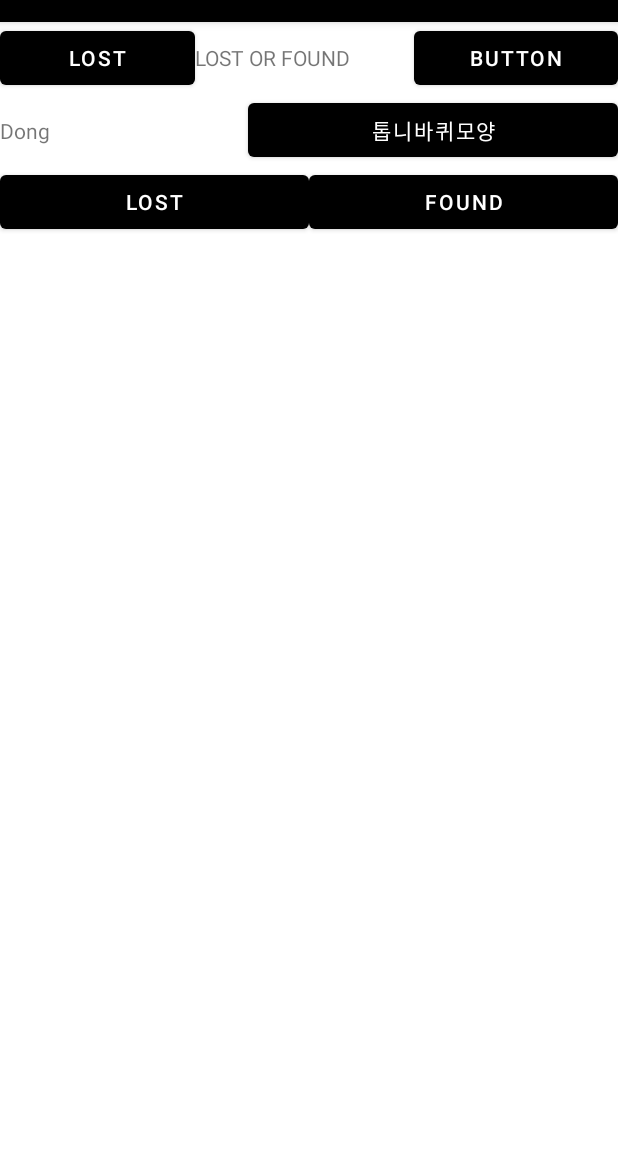
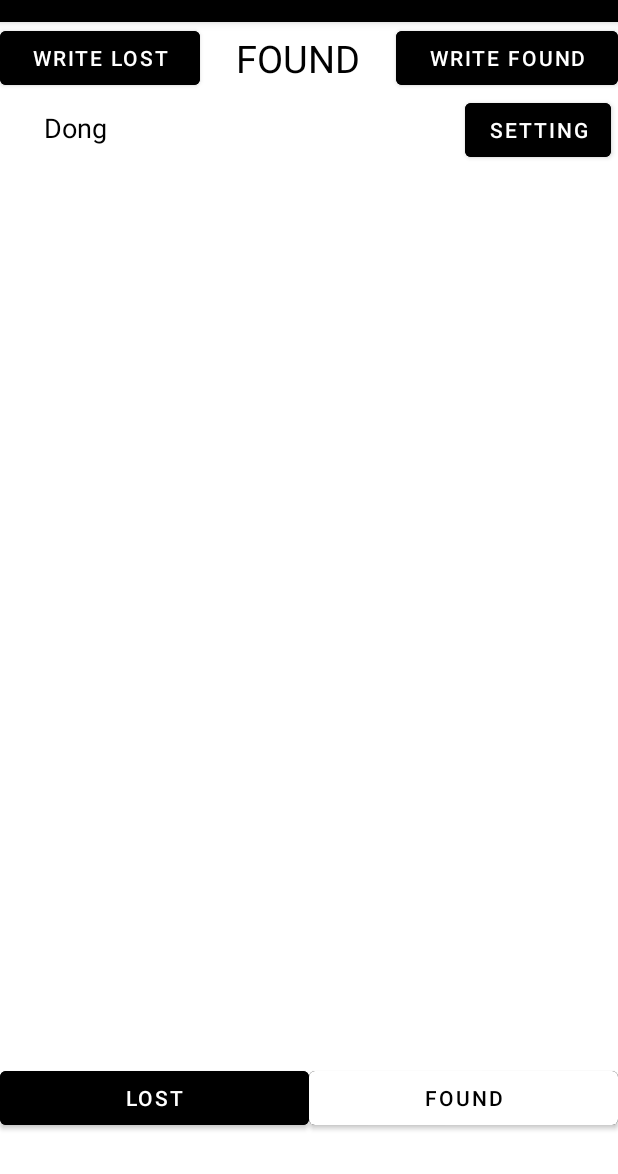
Before and after one commit to twinklesu/HopeKiPuppy, an Android app: the MainFoundFragment screen opened through its navigation route, on a phone screen of 412 x 824 dp, the part 62-1236 px from its top. Run offline under Robolectric (Android 15) with nearby library versions, the phone set to English and light mode, and no system bars; our stand-ins replace Firebase (no records; nobody signed in at launch, a user with empty details on screens opened directly), data binding; network calls fail; 2 statements that could not run were skipped.

```diff
--- a/app/src/main/java/com/example/hopekipuppy/title/MainFoundFragment.kt
+++ b/app/src/main/java/com/example/hopekipuppy/title/MainFoundFragment.kt
@@ -1,5 +1,6 @@
 package com.example.hopekipuppy.title
 
+import android.graphics.Color
 import android.os.Bundle
 import androidx.fragment.app.Fragment
 import android.view.LayoutInflater
@@ -7,12 +8,13 @@ import android.view.View
 import android.view.ViewGroup
 import androidx.databinding.DataBindingUtil
 import androidx.lifecycle.ViewModelProvider
+import androidx.navigation.fragment.findNavController
+import com.example.hopekipuppy.MainActivity
 import com.example.hopekipuppy.R
 import com.example.hopekipuppy.databinding.FragmentMainFoundBinding
+import com.example.hopekipuppy.title.MainFoundFragmentDirections
 
 class MainFoundFragment : Fragment() {
-    private lateinit var viewModel: FoundViewModel
-
 
     private lateinit var binding : FragmentMainFoundBinding
 
@@ -22,10 +24,29 @@ class MainFoundFragment : Fragment() {
 
     override fun onCreateView(inflater: LayoutInflater, container: ViewGroup?, savedInstanceState: Bundle?): View? {
         binding = DataBindingUtil.inflate(inflater,
-            R.layout.fragment_main_found, container, false)
+                R.layout.fragment_main_found, container, false)
+
+        binding.FoundGoButton.setBackgroundColor(Color.WHITE)
+        binding.FoundGoButton.setTextColor(Color.BLACK)
 
 
-        viewModel = ViewModelProvider(this).get(FoundViewModel::class.java)
+        //버튼 프래그먼트 연결
+        binding.LostGoButton.setOnClickListener {
+            findNavController().navigate(MainFoundFragmentDirections.actionMainFoundFragmentToMainLostFragment())
+        }
+        binding.FoundWriteButton.setOnClickListener {
+            findNavController().navigate(MainFoundFragmentDirections.actionMainFoundFragmentToWriteFoundFragment())
+        }
+        binding.LostWriteButton.setOnClickListener {
+            findNavController().navigate(MainFoundFragmentDirections.actionMainFoundFragmentToWriteLostFragment())
+        }
+        binding.SettingGoButton.setOnClickListener {
+            findNavController().navigate(MainFoundFragmentDirections.actionMainFoundFragmentToSettingFragment())
+        }
+
+        binding.DongText.text = MainActivity.login.user_town
+
+        // found 목록 가져오기
 
 
         return binding.root
--- a/app/src/main/java/com/example/hopekipuppy/title/MainLostFragment.kt
+++ b/app/src/main/java/com/example/hopekipuppy/title/MainLostFragment.kt
@@ -3,6 +3,7 @@ package com.example.hopekipuppy.title
 import android.Manifest
 import android.content.Context
 import android.content.pm.PackageManager
+import android.graphics.Color
 import android.location.Address
 import android.location.Geocoder
 import android.location.LocationManager
@@ -40,6 +41,9 @@ class MainLostFragment : Fragment() {
 
         binding = DataBindingUtil.inflate(inflater,
             R.layout.fragment_main_lost, container, false)
+
+        binding.LostGoButton.setBackgroundColor(Color.WHITE)
+        binding.LostGoButton.setTextColor(Color.BLACK)
 
 
         //버튼 프래그먼트 연결
--- a/app/src/main/res/layout/fragment_main_found.xml
+++ b/app/src/main/res/layout/fragment_main_found.xml
@@ -3,43 +3,54 @@
 <layout xmlns:app="http://schemas.android.com/apk/res-auto"
     xmlns:tools="http://schemas.android.com/tools"
     xmlns:android="http://schemas.android.com/apk/res/android">
+
+
     <FrameLayout
         android:layout_width="match_parent"
         android:layout_height="match_parent"
-        tools:context=".TitleFragment">
+        tools:context=".title.MainFoundFragment">
 
-        <!-- TODO: Update blank fragment layout -->
 
         <LinearLayout
             android:layout_width="match_parent"
-            android:layout_height="match_parent"
+            android:layout_height="741dp"
             android:orientation="vertical">
+
 
             <LinearLayout
                 android:layout_width="match_parent"
                 android:layout_height="wrap_content"
-                android:orientation="horizontal">
+                android:orientation="horizontal"
+                app:layout_constraintEnd_toEndOf="parent"
+                app:layout_constraintStart_toStartOf="parent">
+
 
                 <Button
                     android:id="@+id/Lost_Write_Button"
                     android:layout_width="wrap_content"
                     android:layout_height="wrap_content"
-                    android:layout_weight="1"
-                    android:text="LOST" />
+                    android:layout_weight="0.5"
+                    android:backgroundTint="@color/black"
+                    android:text="write LOST" />
 
                 <TextView
                     android:id="@+id/Title"
                     android:layout_width="wrap_content"
                     android:layout_height="wrap_content"
-                    android:layout_weight="1"
-                    android:text="LOST OR FOUND" />
+                    android:layout_gravity="center"
+                    android:layout_weight="2"
+                    android:text="FOUND"
+                    android:textAlignment="center"
+                    android:textColor="@color/black"
+                    android:textSize="25sp" />
 
                 <Button
                     android:id="@+id/Found_Write_Button"
                     android:layout_width="wrap_content"
                     android:layout_height="wrap_content"
-                    android:layout_weight="1"
-                    android:text="Button" />
+                    android:layout_weight="0.5"
+                    android:backgroundTint="@color/black"
+                    android:text="write Found" />
             </LinearLayout>
 
             <LinearLayout
@@ -49,44 +60,51 @@
 
                 <TextView
                     android:id="@+id/DongText"
-                    android:layout_width="wrap_content"
+                    android:layout_width="100dp"
                     android:layout_height="wrap_content"
-                    android:layout_weight="1"
-                    android:text="Dong" />
-
+                    android:layout_marginEnd="210dp"
+                    android:gravity="center"
+                    android:text="Dong"
+                    android:textColor="@color/black"
+                    android:textSize="18sp" />
 
                 <Button
                     android:id="@+id/Setting_Go_Button"
                     android:layout_width="wrap_content"
                     android:layout_height="wrap_content"
-                    android:layout_weight="1"
-                    android:text="톱니바퀴모양" />
+                    android:backgroundTint="@color/black"
+                    android:text="setting" />
+
             </LinearLayout>
 
-            <!--          <androidx.recyclerview.widget.RecyclerView
-                            android:id="@+id/recyclerView"
-                            android:layout_width="match_parent"
-                            android:layout_height="580dp">
-
-                            <androidx.recyclerview.widget.RecyclerView
+            <androidx.constraintlayout.widget.ConstraintLayout
                 android:layout_width="match_parent"
                 android:layout_height="match_parent">
 
+                <androidx.recyclerview.widget.RecyclerView
+                    android:id="@+id/Found_recyclerView"
+                    android:layout_width="match_parent"
+                    android:layout_height="wrap_content"
+                    app:layout_constraintStart_toStartOf="parent"
+                    app:layout_constraintTop_toTopOf="parent">
+
+
                 </androidx.recyclerview.widget.RecyclerView>
-                        </androidx.recyclerview.widget.RecyclerView>
-            -->
 
                 <LinearLayout
+                    android:id="@+id/linearLayout"
                     android:layout_width="match_parent"
                     android:layout_height="wrap_content"
                     android:gravity="bottom"
-                android:orientation="horizontal">
+                    app:layout_constraintBottom_toBottomOf="parent"
+                    app:layout_constraintStart_toStartOf="parent">
 
                     <Button
                         android:id="@+id/Lost_Go_Button"
                         android:layout_width="wrap_content"
                         android:layout_height="wrap_content"
                         android:layout_weight="1"
+                        android:backgroundTint="@color/black"
                         android:text="LOST" />
 
                     <Button
@@ -94,8 +112,11 @@
                         android:layout_width="wrap_content"
                         android:layout_height="wrap_content"
                         android:layout_weight="1"
+                        android:backgroundTint="@color/black"
                         android:text="FOUND" />
                 </LinearLayout>
+            </androidx.constraintlayout.widget.ConstraintLayout>
+
 
         </LinearLayout>
 
--- a/app/src/main/res/layout/fragment_main_lost.xml
+++ b/app/src/main/res/layout/fragment_main_lost.xml
@@ -2,7 +2,8 @@
 
 <layout xmlns:app="http://schemas.android.com/apk/res-auto"
     xmlns:tools="http://schemas.android.com/tools"
-    xmlns:android="http://schemas.android.com/apk/res/android">
+    xmlns:android="http://schemas.android.com/apk/res/android"
+    tools:context=".title.MainLostFragment">
 
     <!-- TODO: Update blank fragment layout -->
     <data>
```
Lines whose indentation alone changed are shown as unchanged.
